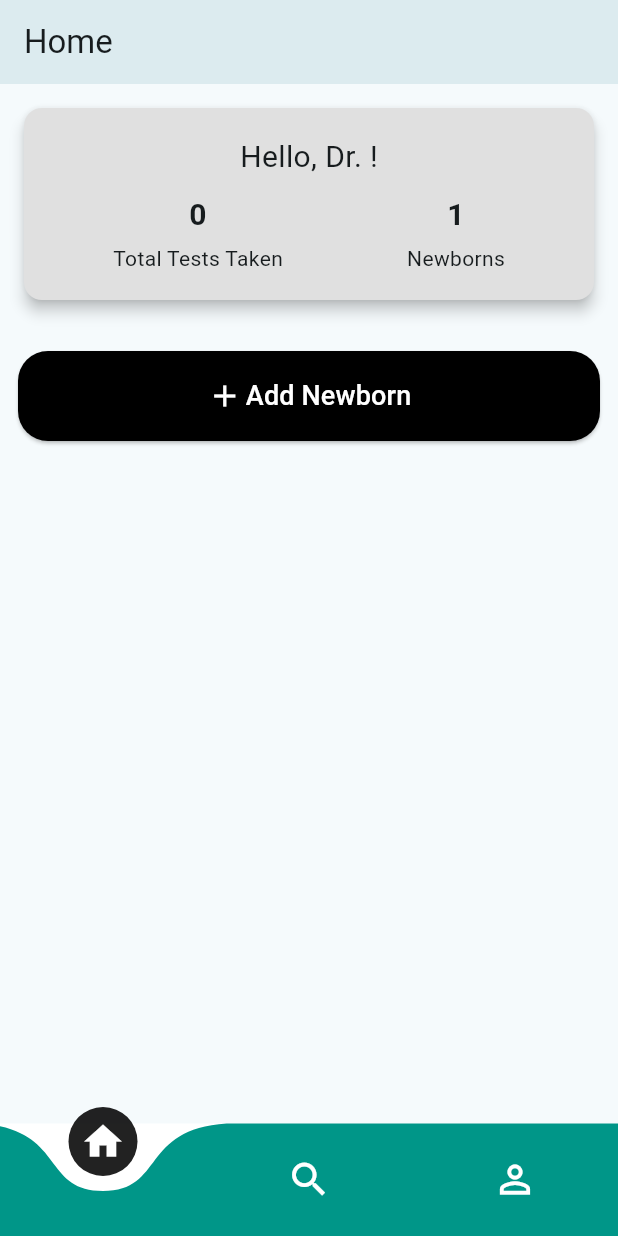
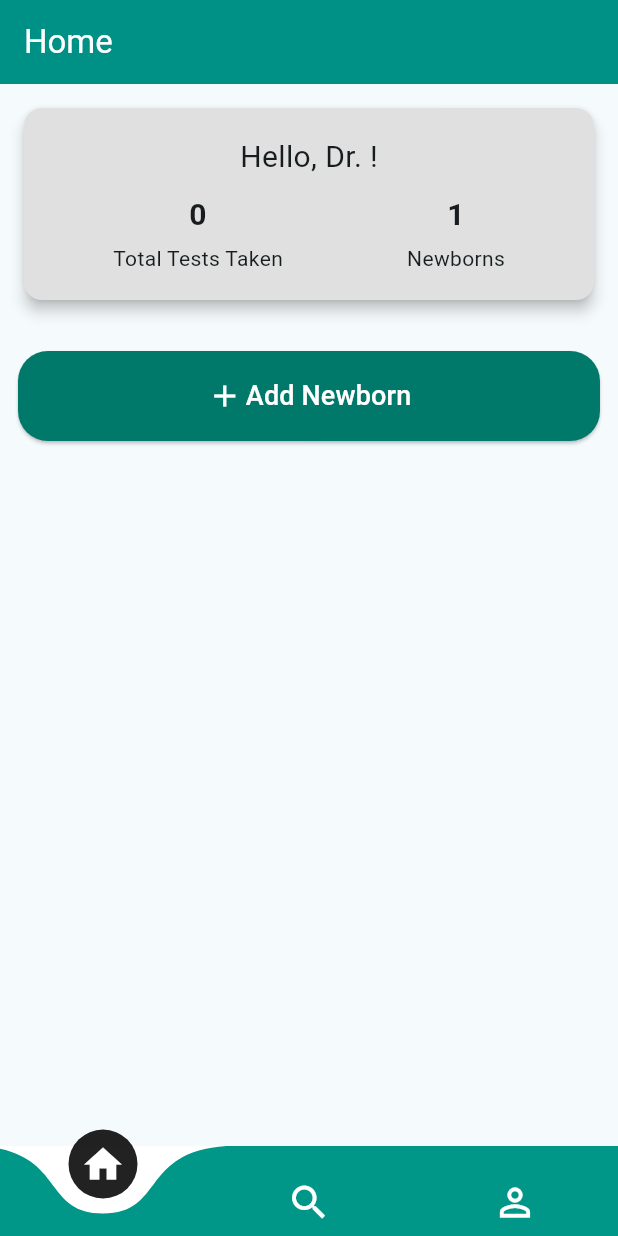
Before and after one commit to CareNX-Innovations-Pvt-Ltd/BiliSense, a Flutter app: the MainNavigationView screen opened by its route, on a phone screen of 412 x 824 dp. Run offline on Flutter 3.47's test engine with Material 3 defaults, Android fonts, the phone set to English and light mode, and no system bars; drawn by our look-alikes of curved_navigation_bar; our stand-ins replace bloc, cloud_firestore, firebase_auth, firebase_core, fl_chart, flutter_bloc and 9 more; accounts and stored records are empty; Roboto replaces fonts that are missing (Actor); statements that could not run were skipped.

Commit message:
Commit summary: 1. search functionality added in all mothers view. 2. highlighting the selected test in the report with different color spot. 3. bluetooth list will now only show devices with the prefix of L11C. 4. after registering newborn user will be taken to the bluetooth list. 5. if pressed back on all mothers or profile user will be taken to home. 6. all appbars colors are changed. 7. register dialog DOB text field added.

```diff
--- a/lib/core/constants/app_router.dart
+++ b/lib/core/constants/app_router.dart
@@ -75,7 +75,8 @@ final GoRouter appRouter = GoRouter(
         final model = state.extra as Map<String, dynamic>;
         final List<TestModel> tests = model['tests'] ?? [];
         final MotherModel motherModel = model['motherModel'] as MotherModel;
-        return ReportView(tests: tests, motherModel: motherModel);
+        final TestModel? selectedTest = model['selectedTest'] as TestModel?;
+        return ReportView(tests: tests, motherModel: motherModel, selectedTest: selectedTest,);
       },
     ),
     GoRoute(
--- a/lib/main.dart
+++ b/lib/main.dart
@@ -28,7 +28,7 @@ class MyApp extends StatelessWidget {
   @override
   Widget build(BuildContext context) {
     final _ = View.of(context).platformDispatcher.platformBrightness;
-    TextTheme textTheme = createTextTheme(context, "Roboto", "Actor");
+    TextTheme textTheme = createTextTheme(context, "Roboto", "Roboto");
 
     MaterialTheme theme = MaterialTheme(textTheme);
 
--- a/lib/main_nav_view.dart
+++ b/lib/main_nav_view.dart
@@ -32,9 +32,20 @@ class _MainNavigationViewState extends State<MainNavigationView> {
 
   @override
   Widget build(BuildContext context) {
-    return Scaffold(
-      appBar: AppBar(title: Text(_titles[_currentIndex]), elevation: 5),
+    return PopScope(
+      canPop: _currentIndex == 0,
+      onPopInvokedWithResult: (value, result) {
+        if (_currentIndex != 0) {
+          setState(() {
+            _currentIndex = 0;
+          });
+        }
+      },
+      child: SafeArea(
+        child: Scaffold(
+          appBar: AppBar(title: Text(_titles[_currentIndex], style: TextStyle(color: Colors.white),), elevation: 5, backgroundColor: Colors.teal,),
           bottomNavigationBar: CurvedNavigationBar(
+            height: 60,
             key: _bottomNavigationKey,
             color: Colors.teal,
             buttonBackgroundColor: Colors.black87,
@@ -50,6 +61,8 @@ class _MainNavigationViewState extends State<MainNavigationView> {
             ],
           ),
           body: setUpBottomNavigation(_currentIndex),
+        ),
+      ),
     );
   }
 }
--- a/lib/presentation/home/home_cubit.dart
+++ b/lib/presentation/home/home_cubit.dart
@@ -73,11 +73,12 @@ class HomeCubit extends Cubit<HomeState> {
         'contact': motherModel.contact,
         'dob': motherModel.dob,
         'gender': motherModel.gender,
-        'doctor': _prefs.userModel.name,
-        'doctorId': _prefs.userModel.id,
+        'doctor': motherModel.doctorName,
+        'doctorId': motherModel.doctorId,
         'weight': motherModel.weight,
         'createdAt': FieldValue.serverTimestamp(),
         'type': 'newborn',
+        'apgarScore': motherModel.apgarScore,
       });
       emit(
         HomeLoaded(
@@ -86,6 +87,7 @@ class HomeCubit extends Cubit<HomeState> {
           totalNewborns: recentTests.length.toString(),
         ),
       );
+      emit(HomeNavigationState(motherModel: motherModel));
     } catch (e) {
       emit(HomeError(message: e.toString()));
     }
--- a/lib/presentation/home/home_state.dart
+++ b/lib/presentation/home/home_state.dart
@@ -20,3 +20,8 @@ final class HomeError extends HomeState {
 
   HomeError({required this.message});
 }
+final class HomeNavigationState extends HomeState {
+  final MotherModel motherModel;
+
+  HomeNavigationState({required this.motherModel});
+}
--- a/lib/presentation/home/home_view.dart
+++ b/lib/presentation/home/home_view.dart
@@ -1,10 +1,13 @@
+import 'package:bili_sense/core/constants/app_router.dart';
 import 'package:bili_sense/core/network/di.dart';
 import 'package:bili_sense/core/service/shared_prefs_service.dart';
 import 'package:bili_sense/presentation/home/home_cubit.dart';
+import 'package:bili_sense/presentation/mother_details/mother_details_cubit.dart';
 import 'package:bili_sense/presentation/widget/icon_tile.dart';
 import 'package:bili_sense/presentation/widget/register_dialog.dart';
 import 'package:flutter/material.dart';
 import 'package:flutter_bloc/flutter_bloc.dart';
+import 'package:go_router/go_router.dart';
 
 class HomeView extends StatefulWidget {
   const HomeView({super.key});
@@ -27,11 +30,18 @@ class _HomeViewState extends State<HomeView> {
     debugPrint('Home View built with user: ${prefs.userModel.name}');
     return SafeArea(
       child: Scaffold(
-        body: LayoutBuilder(
-          builder: (context, constraints) {
-            return Padding(
+        body: Padding(
           padding: const EdgeInsets.all(12),
-              child: BlocBuilder<HomeCubit, HomeState>(
+          child: BlocConsumer<HomeCubit, HomeState>(
+            listener: (context, state) {
+              if (state is HomeNavigationState) {
+                final tests = context.read<MotherDetailsCubit>().tests;
+                context.pushNamed(
+                  AppRoutes.bluetooth,
+                  extra: {'motherModel': state.motherModel, 'tests': tests},
+                );
+              }
+            },
             builder: (context, state) {
               if (state is HomeLoading) {
                 return const Center(child: CircularProgressIndicator());
@@ -44,6 +54,7 @@ class _HomeViewState extends State<HomeView> {
                   ),
                 );
               }
+
               return Column(
                 crossAxisAlignment: CrossAxisAlignment.start,
                 children: [
@@ -66,16 +77,23 @@ class _HomeViewState extends State<HomeView> {
                           ),
                           const SizedBox(height: 10),
                           Row(
-                                  mainAxisAlignment:
-                                      MainAxisAlignment.spaceAround,
+                            mainAxisAlignment: MainAxisAlignment.spaceAround,
                             children: [
                               InfoTile(
                                 title: 'Total Tests Taken',
-                                      value: context.read<HomeCubit>().totalTests.toString(),
+                                value:
+                                    context
+                                        .read<HomeCubit>()
+                                        .totalTests
+                                        .toString(),
                               ),
                               InfoTile(
                                 title: 'Newborns',
-                                      value: context.read<HomeCubit>().totalNewborns.toString(),
+                                value:
+                                    context
+                                        .read<HomeCubit>()
+                                        .totalNewborns
+                                        .toString(),
                               ),
                             ],
                           ),
@@ -86,14 +104,13 @@ class _HomeViewState extends State<HomeView> {
                   const SizedBox(height: 30),
                   ElevatedButton(
                     style: ElevatedButton.styleFrom(
-                            backgroundColor: Colors.black,
-                            fixedSize: Size(constraints.maxWidth, 60),
+                      backgroundColor: Colors.teal.shade700,
+                      fixedSize: Size(double.maxFinite, 60),
                       shape: RoundedRectangleBorder(
                         borderRadius: BorderRadius.circular(20),
                       ),
                     ),
-                          onPressed:
-                              () => showMotherRegistrationDialog(context),
+                    onPressed: () => showMotherRegistrationDialog(context),
                     child: Row(
                       mainAxisAlignment: MainAxisAlignment.center,
                       children: [
@@ -101,70 +118,16 @@ class _HomeViewState extends State<HomeView> {
                         const SizedBox(width: 2),
                         const Text(
                           'Add Newborn',
-                                style: TextStyle(
-                                  fontSize: 18,
-                                  color: Colors.white,
-                                ),
+                          style: TextStyle(fontSize: 18, color: Colors.white),
                         ),
                       ],
                     ),
                   ),
                   const SizedBox(height: 20),
-                        // Row(
-                        //   mainAxisAlignment: MainAxisAlignment.spaceBetween,
-                        //   children: [
-                        //     const Text(
-                        //       'Recent additions:',
-                        //       style: TextStyle(
-                        //         fontSize: 16,
-                        //         fontWeight: FontWeight.w500,
-                        //       ),
-                        //     ),
-                        //     Container(
-                        //       padding: const EdgeInsets.symmetric(horizontal: 8, vertical: 6),
-                        //       decoration: BoxDecoration(
-                        //         color: Colors.black38,
-                        //         borderRadius: BorderRadius.circular(8),
-                        //       ),
-                        //       child: InkWell(
-                        //         onTap:
-                        //             () => context.push(AppRoutes.allNewborns),
-                        //         child: const Text(
-                        //           'View All',
-                        //           style: TextStyle(
-                        //             fontSize: 14,
-                        //             fontWeight: FontWeight.w500,
-                        //             color: Colors.white,
-                        //           ),
-                        //         ),
-                        //       ),
-                        //     ),
-                        //   ],
-                        // ),
-                        // Expanded(
-                        //   child: ListView.builder(
-                        //     itemCount: state.recentTests.length,
-                        //     itemBuilder: (context, index) {
-                        //       final mother = state.recentTests[index];
-                        //       return NewbornListTile(
-                        //         model: mother,
-                        //         onTap: () {
-                        //           context.push(
-                        //             AppRoutes.motherDetails,
-                        //             extra: mother,
-                        //           );
-                        //         },
-                        //       );
-                        //     },
-                        //   ),
-                        // ),
                 ],
               );
-
             },
           ),
-            );
-          },
         ),
       ),
     );
--- a/lib/presentation/login/login_view.dart
+++ b/lib/presentation/login/login_view.dart
@@ -22,8 +22,8 @@ class _LoginViewState extends State<LoginView> {
 
   @override
   Widget build(BuildContext context) {
-    _emailController.text = 'pranav@carenx.com';
-    _passwordController.text = '1234567890';
+    // _emailController.text = 'pranav@carenx.com';
+    // _passwordController.text = '1234567890';
     // _confirmPasswordController.text = '1234567890';
     return SafeArea(
       child: Scaffold(
--- a/lib/presentation/profile/profile_view.dart
+++ b/lib/presentation/profile/profile_view.dart
@@ -29,6 +29,7 @@ class ProfileView extends StatelessWidget {
                 child: Row(
                   children: [
                     const CircleAvatar(
+                      backgroundColor: Colors.teal,
                       radius: 35,
                       child: Icon(Icons.person, size: 40, color: Colors.white),
                     ),
```
Also changed, not shown: lib/presentation/all_mothers/all_mother_cubit.dart (+16 -0 lines), lib/presentation/all_mothers/all_mothers_view.dart (+18 -7 lines), lib/presentation/bluetooth_list/bluetooth_list_view.dart (+8 -4 lines), lib/presentation/mother_details/mother_details_view.dart (+18 -6 lines), lib/presentation/report/report_view.dart (+13 -7 lines), lib/presentation/widget/bilirubin_chart.dart (+27 -1 lines), lib/presentation/widget/register_dialog.dart (+59 -48 lines), 1 other file. Lines whose indentation alone changed are shown as unchanged.
